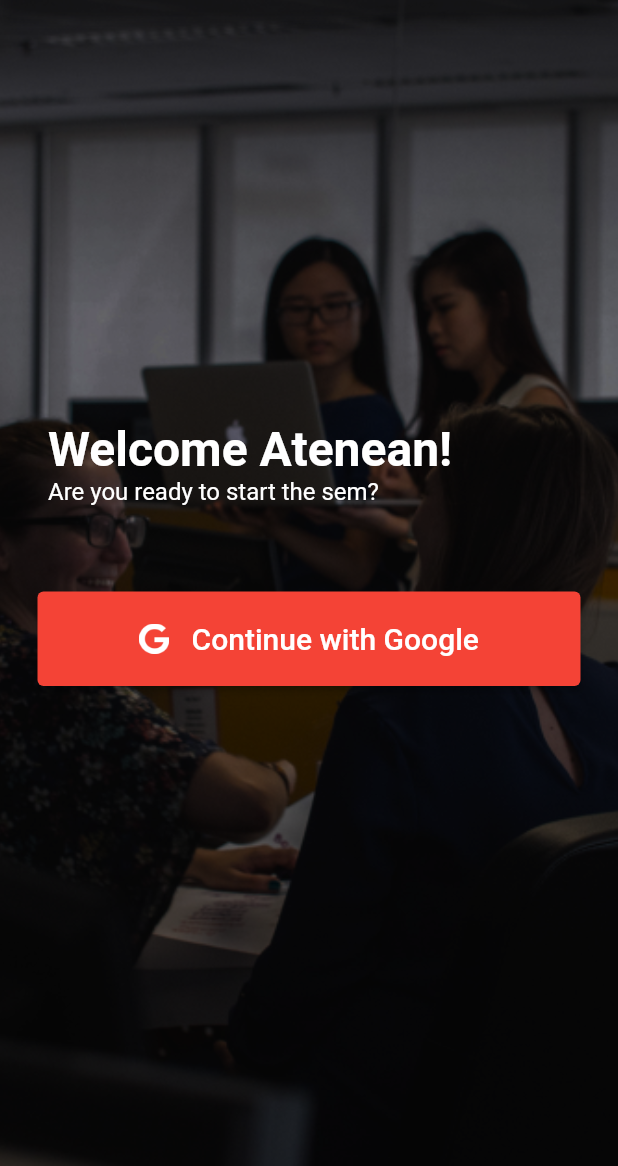
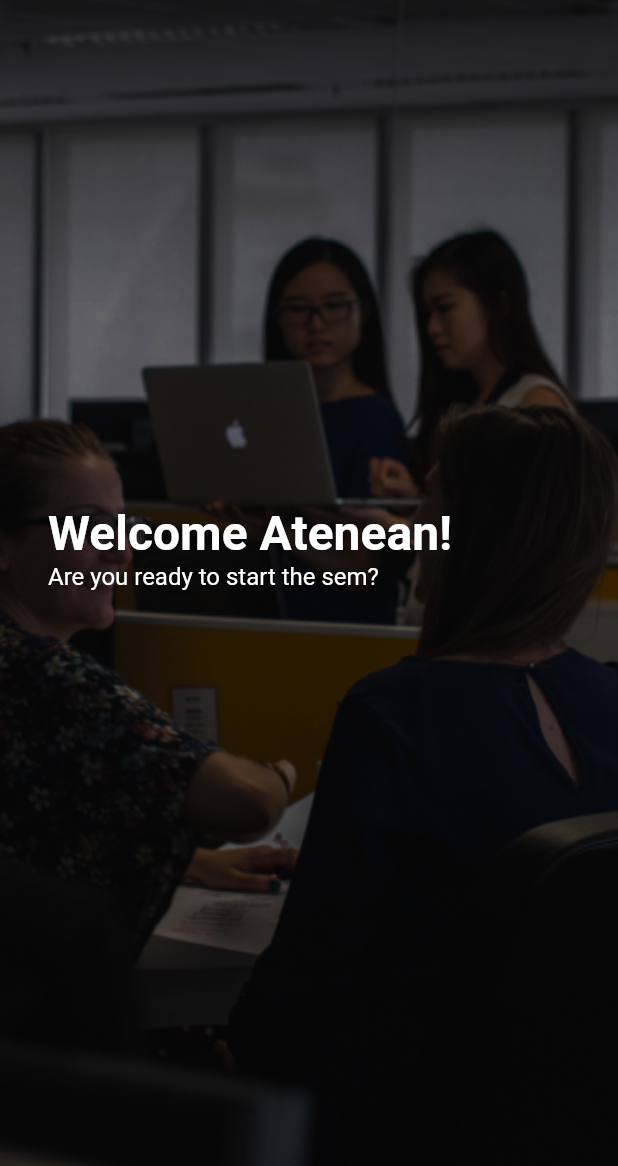
Before and after one commit to trasyipapo/profs_and_cons, a Flutter app: the screen it shows after launch, on a phone screen of 412 x 824 dp, the part 70-1236 px from its top. Run offline on Flutter 3.47's test engine with Material 2 defaults, Android fonts, the phone set to English and light mode, and no system bars.

Commit message:
initial profiles screen

```diff
--- a/lib/main.dart
+++ b/lib/main.dart
@@ -1,10 +1,12 @@
 import 'package:flutter/material.dart';
 import 'package:profs_and_cons/pages/login.dart';
 import 'package:profs_and_cons/pages/home.dart';
+import 'package:profs_and_cons/pages/profiles.dart';
 
 void main() {
-  runApp(MaterialApp(initialRoute: '/login', routes: {
+  runApp(MaterialApp(initialRoute: '/profiles', routes: {
     '/login': (context) => const Login(),
     '/home': (context) => const Home(),
+    '/profiles': (context) => const Profiles(),
   }));
 }
--- /dev/null
+++ b/lib/pages/profiles.dart
@@ -0,0 +1,53 @@
+import 'package:flutter/material.dart';
+import 'package:profs_and_cons/pages/home.dart';
+
+class Profiles extends StatelessWidget {
+  const Profiles({Key? key}) : super(key: key);
+
+  @override
+  Widget build(BuildContext context) {
+    return MaterialApp(
+        title: 'Welcome to Flutter',
+        home: Scaffold(
+          extendBodyBehindAppBar: true,
+          appBar: AppBar(
+            centerTitle: false,
+            backgroundColor: Colors.transparent,
+            title: const Text(
+              'Profs and Cons',
+              textAlign: TextAlign.left,
+            ),
+          ),
+          body: Container(
+            constraints: const BoxConstraints.expand(),
+            decoration: const BoxDecoration(
+                image: DecorationImage(
+                    image: AssetImage("assets/bg-image.png"),
+                    fit: BoxFit.cover)),
+            child: Column(
+              mainAxisAlignment: MainAxisAlignment.center,
+              children: [
+                welcomeUser,
+              ],
+            ),
+          ),
+        ));
+  }
+}
+
+Widget welcomeUser = Container(
+    padding: const EdgeInsets.all(32),
+    child: Align(
+        alignment: Alignment.centerLeft,
+        child: Column(
+          crossAxisAlignment: CrossAxisAlignment.start,
+          children: const [
+            Text('Welcome Atenean!',
+                style: TextStyle(
+                    fontWeight: FontWeight.bold,
+                    fontSize: 32,
+                    color: Colors.white)),
+            Text('Are you ready to start the sem?',
+                style: TextStyle(fontSize: 16, color: Colors.white))
+          ],
+        )));
```
